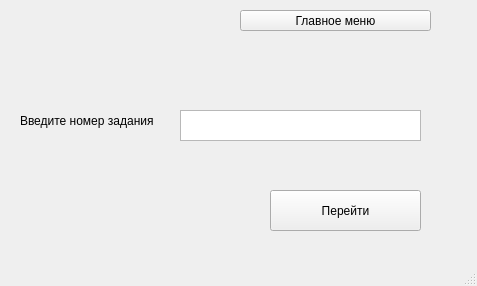
Topando/PYQT5_PROJECT, file PyQT5_Project/TaskWindow.ui: the form before one commit.
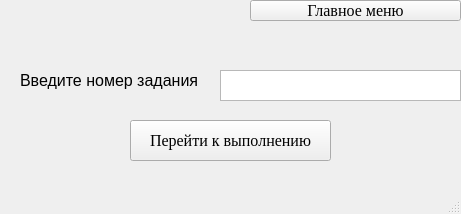
The form after the commit.

```diff
--- a/PyQT5_Project/TaskWindow.ui
+++ b/PyQT5_Project/TaskWindow.ui
@@ -6,10 +6,16 @@
    <rect>
     <x>0</x>
     <y>0</y>
-    <width>477</width>
-    <height>286</height>
+    <width>461</width>
+    <height>214</height>
    </rect>
   </property>
+  <property name="font">
+   <font>
+    <family>Times New Roman</family>
+    <pointsize>12</pointsize>
+   </font>
+  </property>
   <property name="windowTitle">
    <string>MainWindow</string>
   </property>
@@ -17,25 +23,33 @@
    <widget class="QPushButton" name="pushButton">
     <property name="geometry">
      <rect>
-      <x>270</x>
-      <y>190</y>
-      <width>151</width>
+      <x>130</x>
+      <y>120</y>
+      <width>201</width>
       <height>41</height>
      </rect>
     </property>
     <property name="text">
-     <string>Перейти</string>
+     <string>Перейти к выполнению</string>
     </property>
    </widget>
    <widget class="QLabel" name="label">
     <property name="geometry">
      <rect>
       <x>20</x>
-      <y>100</y>
-      <width>141</width>
+      <y>60</y>
+      <width>201</width>
       <height>41</height>
      </rect>
     </property>
+    <property name="font">
+     <font>
+      <family>MS Sans Serif</family>
+      <pointsize>12</pointsize>
+      <weight>50</weight>
+      <bold>false</bold>
+     </font>
+    </property>
     <property name="text">
      <string>Введите номер задания</string>
     </property>
@@ -43,8 +57,8 @@
    <widget class="QTextEdit" name="textEdit">
     <property name="geometry">
      <rect>
-      <x>180</x>
-      <y>110</y>
+      <x>220</x>
+      <y>70</y>
       <width>241</width>
       <height>31</height>
      </rect>
@@ -53,9 +67,9 @@
    <widget class="QPushButton" name="pushButton_2">
     <property name="geometry">
      <rect>
-      <x>240</x>
-      <y>10</y>
-      <width>191</width>
+      <x>250</x>
+      <y>0</y>
+      <width>211</width>
       <height>21</height>
      </rect>
     </property>
```
Left out of the diff: 4 changed lines with no effect on the pictures.
